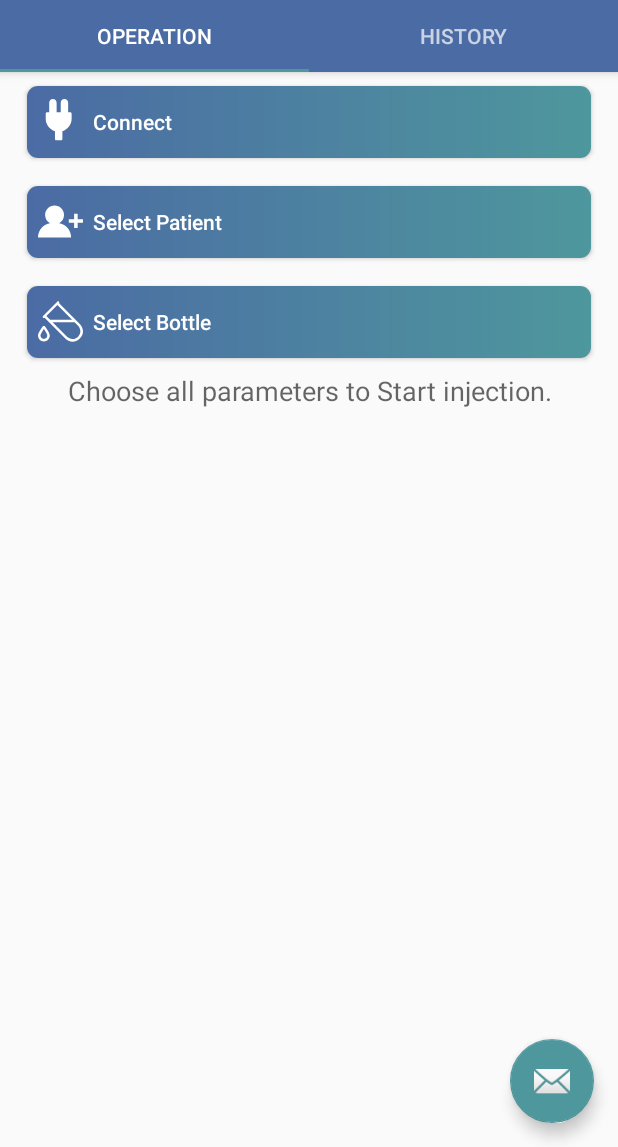
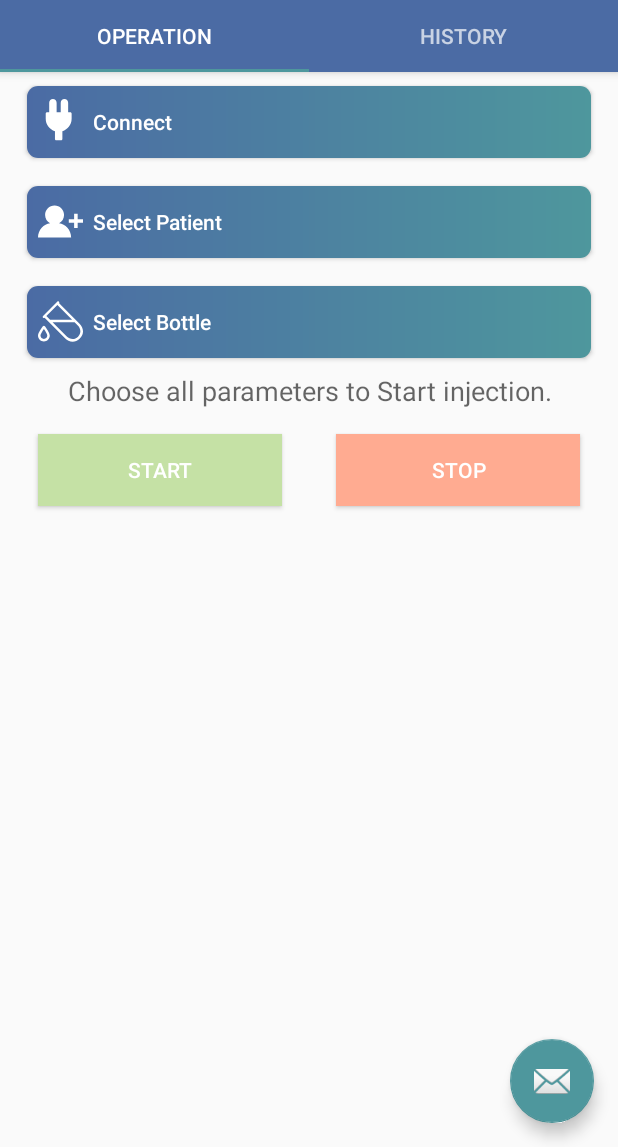
Before and after one commit to maatzie/EasyJector, an Android app: the screen it shows after launch (MainActivity), on a phone screen of 412 x 824 dp, the part 89-1236 px from its top. Run offline under Robolectric (Android 15) with nearby library versions, the phone set to English and light mode, and no system bars; 1 statement that could not run was skipped.

Commit message:
Connection start

```diff
--- a/app/src/main/java/com/example/app/ui/main/OperationFragment.java
+++ b/app/src/main/java/com/example/app/ui/main/OperationFragment.java
@@ -19,6 +19,7 @@ import com.example.app.PatientsActivity;
 import com.example.app.R;
 import com.example.app.database.sqlite.BottleTableHandler;
 import com.example.app.database.sqlite.PatientTableHandler;
+import com.example.app.util.ConnectionHandler;
 
 
 public class OperationFragment extends Fragment {
@@ -60,6 +61,8 @@ public class OperationFragment extends Fragment {
         setButtonOnClickListener((Button) root.findViewById(R.id.button_bottle), new BottlesActivity());
         setButtonOnClickListener((Button) root.findViewById(R.id.button_connection), new ConnectionActivity());
 
+        setStartButtonOnClickListener((Button) root.findViewById(R.id.button_start));
+
         PatientTableHandler patientTableHandler = new PatientTableHandler(root.getContext());
         if(patientTableHandler.getSelectedPatient() != null){
             Button patientButton = (Button) root.findViewById(R.id.button_patient);
@@ -86,4 +89,14 @@ public class OperationFragment extends Fragment {
         });
     }
 
+    private void setStartButtonOnClickListener(Button button) {
+        button.setOnClickListener(new View.OnClickListener() {
+            @Override
+            public void onClick(View view) {
+                ConnectionHandler handler = new ConnectionHandler();
+                handler.startInjection();
+            }
+        });
+    }
+
 }
--- a/app/src/main/res/layout/fragment_operation.xml
+++ b/app/src/main/res/layout/fragment_operation.xml
@@ -76,5 +76,40 @@
             android:text="@string/textView_alert"
             android:textAppearance="@style/TextAppearance.AppCompat.Medium" />
 
+        <LinearLayout
+            android:layout_width="match_parent"
+            android:layout_height="wrap_content"
+            android:orientation="horizontal"
+            android:padding="@dimen/button_padding">
+
+            <Button
+                android:id="@+id/button_start"
+
+                android:layout_width="wrap_content"
+                android:layout_height="wrap_content"
+                android:layout_marginLeft="@dimen/operationButtons_horizontal_margin"
+                android:layout_marginTop="@dimen/operationButtons_vertical_margin"
+                android:layout_marginRight="@dimen/operationButtons_horizontal_margin"
+                android:layout_marginBottom="@dimen/operationButtons_vertical_margin"
+                android:layout_weight="1"
+
+                android:background="#C5E1A5"
+                android:text="Start"
+                android:textColor="#FFFFFF" />
+
+            <Button
+                android:id="@+id/button_stop"
+                android:layout_width="wrap_content"
+                android:layout_height="wrap_content"
+                android:layout_marginLeft="@dimen/operationButtons_horizontal_margin"
+                android:layout_marginTop="@dimen/operationButtons_vertical_margin"
+                android:layout_marginRight="@dimen/operationButtons_horizontal_margin"
+                android:layout_marginBottom="@dimen/operationButtons_vertical_margin"
+                android:layout_weight="1"
+                android:background="#FFAB91"
+                android:text="Stop"
+                android:textColor="#FFFFFF" />
+        </LinearLayout>
+
     </LinearLayout>
 </androidx.constraintlayout.widget.ConstraintLayout>
```
